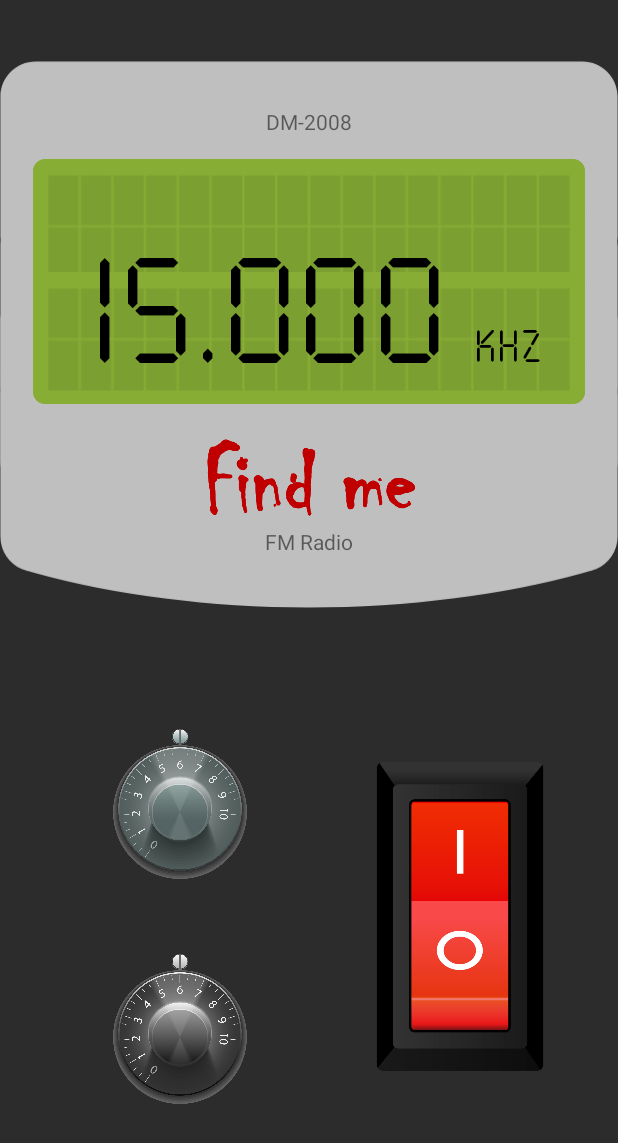
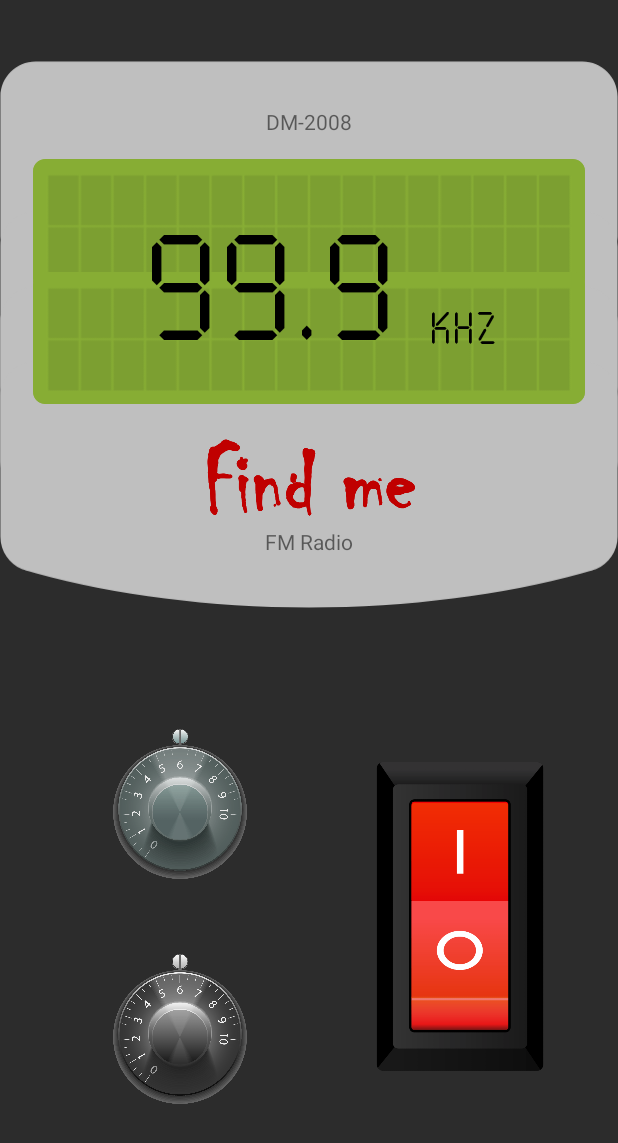
Before and after one commit to JiaWeiPls/DM2008-Ghost-Hunting-Toolkit, an Android app: the layout spirit_box.xml on its own in the app's theme, with its tools: preview values and no code run, on a phone screen of 412 x 824 dp. Shown: the top 1143 px of the screen. Run offline under Robolectric (Android 15) with nearby library versions, the phone set to English and light mode, and no system bars.

Commit message:
Update spirit_box.xml

```diff
--- a/chatbot-watson-android-master/app/src/main/res/layout/spirit_box.xml
+++ b/chatbot-watson-android-master/app/src/main/res/layout/spirit_box.xml
@@ -74,8 +74,8 @@
         android:id="@+id/hertz"
         android:layout_width="117dp"
         android:layout_height="50dp"
-        android:layout_marginTop="150dp"
-        android:layout_marginLeft="280dp"
+        android:layout_marginTop="138dp"
+        android:layout_marginLeft="250dp"
         android:fontFamily="@font/seven_segment"
         android:gravity="center"
         android:text="kHz"
@@ -87,10 +87,10 @@
         android:layout_width="339dp"
         android:layout_height="153dp"
         android:layout_marginLeft="10dp"
-        android:layout_marginTop="75dp"
+        android:layout_marginTop="60dp"
         android:fontFamily="@font/seven_segment"
         android:gravity="center"
-        android:text="15.000"
+        android:text="99.9"
         android:textColor="@color/black"
         android:textSize="100dp" />
 
```
